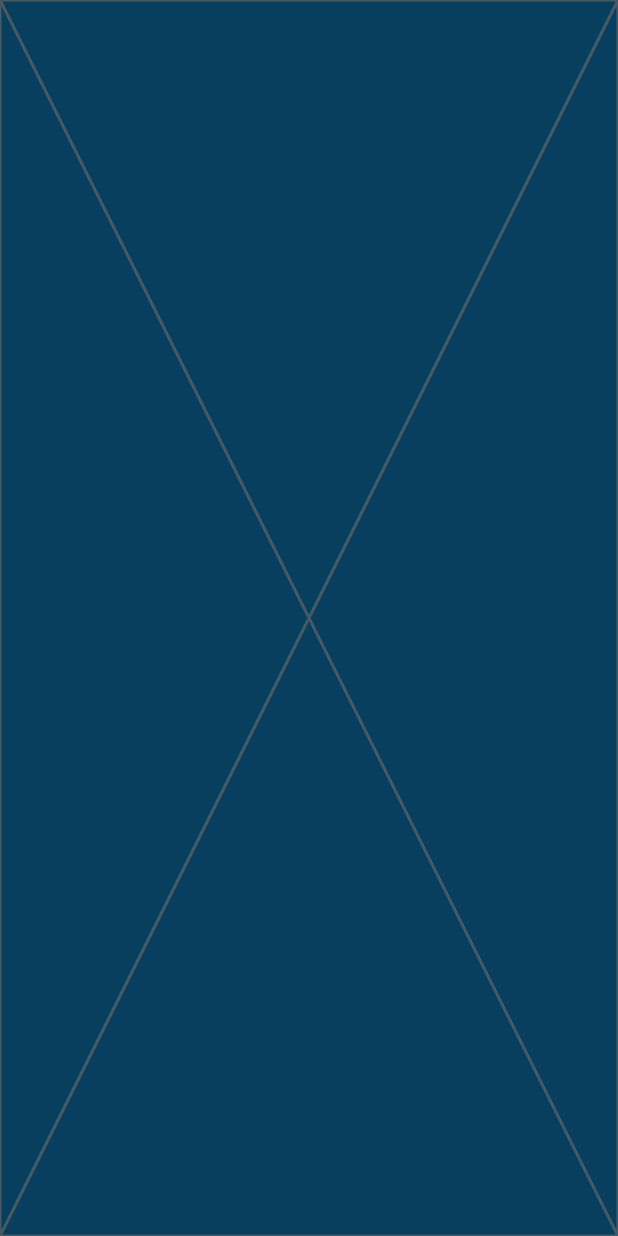
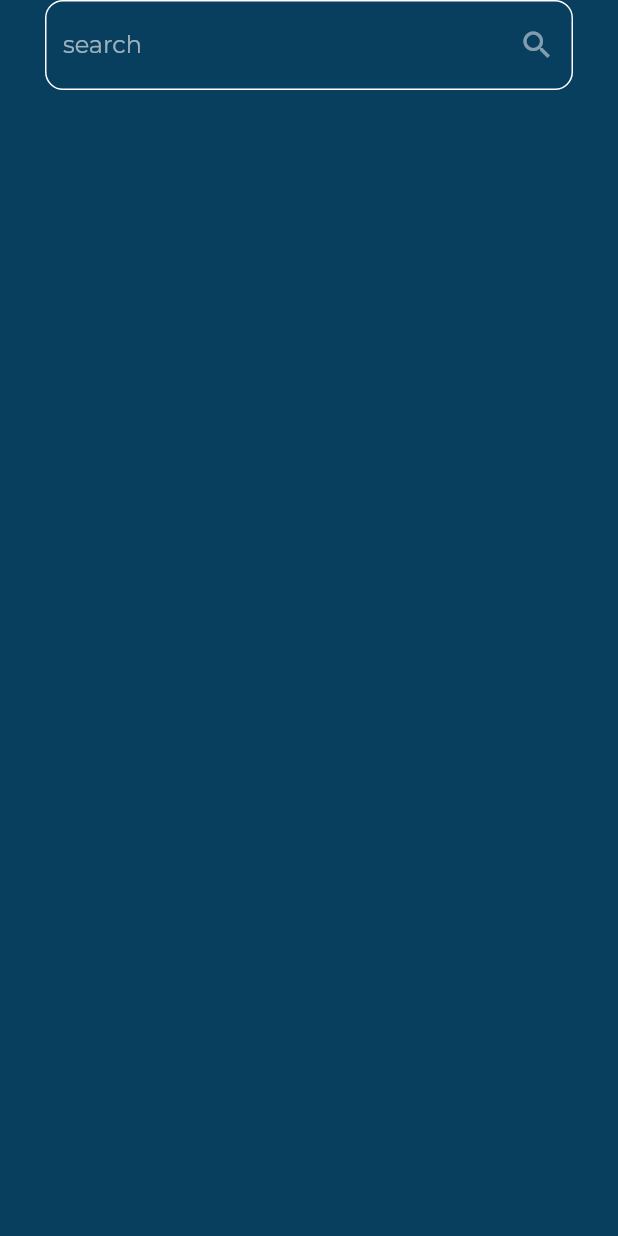
Before and after one commit to Riyam224/booklyy_flutter_secpnd_ver, a Flutter app: the SearchView screen opened by its route, on a phone screen of 412 x 824 dp. Run offline on Flutter 3.47's test engine with Material 2 defaults, Android fonts, the phone set to English and light mode, and no system bars; our stand-ins replace font_awesome_flutter, go_router, google_fonts.

Commit message:
add custom search view

```diff
--- a/lib/features/home/presentation/views/widgets/custom_app_bar.dart
+++ b/lib/features/home/presentation/views/widgets/custom_app_bar.dart
@@ -1,6 +1,8 @@
+import 'package:booklyy/core/utils/app_router.dart';
 import 'package:booklyy/core/utils/assets.dart';
 import 'package:flutter/material.dart';
 import 'package:font_awesome_flutter/font_awesome_flutter.dart';
+import 'package:go_router/go_router.dart';
 
 class CustomAppBar extends StatelessWidget {
   const CustomAppBar({super.key});
@@ -17,7 +19,9 @@ class CustomAppBar extends StatelessWidget {
           ),
           const Spacer(),
           IconButton(
-              onPressed: () {},
+              onPressed: () {
+                GoRouter.of(context).push(AppRouter.kSearchView);
+              },
               icon: const Icon(
                 FontAwesomeIcons.magnifyingGlass,
                 size: 28,
--- a/lib/features/search/presentation/view/search_view.dart
+++ b/lib/features/search/presentation/view/search_view.dart
@@ -6,7 +6,7 @@ class SearchView extends StatelessWidget {
 
   @override
   Widget build(BuildContext context) {
-    return Scaffold(
+    return const Scaffold(
       body: SafeArea(
         child: SearchViewBody(),
       ),
--- /dev/null
+++ b/lib/features/search/presentation/view/widgets/custom_search_text_field.dart
@@ -0,0 +1,33 @@
+
+import 'package:flutter/material.dart';
+class CustomSearchTextField extends StatelessWidget {
+  const CustomSearchTextField({super.key});
+
+  @override
+  Widget build(BuildContext context) {
+    return TextField(
+      decoration: InputDecoration(
+        // fillColor: Colors.white,
+        // filled: true,
+        enabledBorder: buildOutlineInputBorder(),
+        focusedBorder: buildOutlineInputBorder(),
+        hintText: 'search',
+        suffixIcon: Opacity(
+            opacity: .7,
+            child:
+                IconButton(onPressed: () {}, icon: const Icon(Icons.search))),
+      ),
+    );
+  }
+// todo method to use border
+  OutlineInputBorder buildOutlineInputBorder() {
+    return OutlineInputBorder(
+      borderSide: const BorderSide(
+        color: Colors.white,
+      ),
+      borderRadius: BorderRadius.circular(
+        12,
+      ),
+    );
+  }
+}
--- a/lib/features/search/presentation/view/widgets/search_view_body.dart
+++ b/lib/features/search/presentation/view/widgets/search_view_body.dart
@@ -1,3 +1,4 @@
+import 'package:booklyy/features/search/presentation/view/widgets/custom_search_text_field.dart';
 import 'package:flutter/material.dart';
 
 class SearchViewBody extends StatelessWidget {
@@ -5,6 +6,13 @@ class SearchViewBody extends StatelessWidget {
 
   @override
   Widget build(BuildContext context) {
-    return const Placeholder();
+    return const Padding(
+      padding: EdgeInsets.symmetric(horizontal: 30),
+      child: Column(
+        children: [
+          CustomSearchTextField(),
+        ],
+      ),
+    );
   }
 }
```
